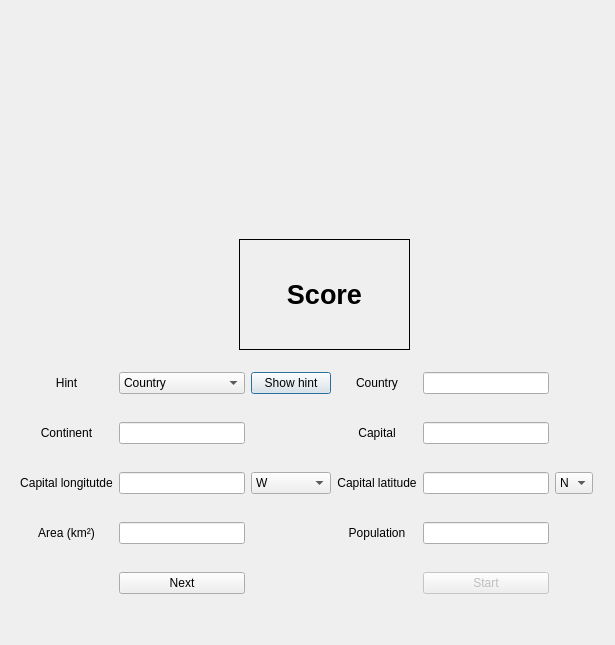
Old version of the form geography_quiz.ui in the repository KJedrzejuk/geography_quiz.WIP.
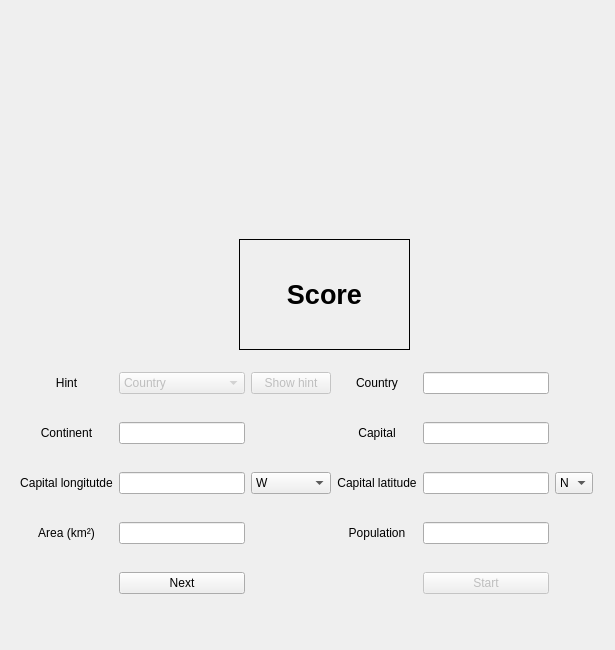
New version of the form.

The edit to the form file:
```diff
--- a/geography_quiz.ui
+++ b/geography_quiz.ui
@@ -7,7 +7,7 @@
     <x>0</x>
     <y>0</y>
     <width>615</width>
-    <height>645</height>
+    <height>650</height>
    </rect>
   </property>
   <property name="windowTitle">
@@ -71,6 +71,9 @@
     </item>
     <item row="0" column="2">
      <widget class="QPushButton" name="HintB">
+      <property name="enabled">
+       <bool>false</bool>
+      </property>
       <property name="text">
        <string>Show hint</string>
       </property>
@@ -92,6 +95,9 @@
     </item>
     <item row="0" column="1">
      <widget class="QComboBox" name="HintCB">
+      <property name="enabled">
+       <bool>false</bool>
+      </property>
       <item>
        <property name="text">
         <string>Country</string>
```
Left out of the diff: 32 changed lines with no effect on the pictures.
